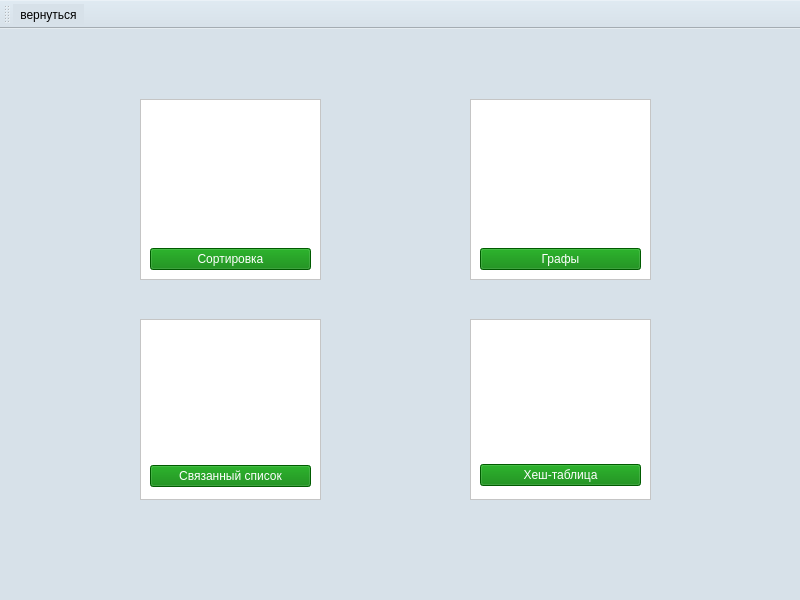
This is untitled/menuwindow.ui in DanGrigorenko/CourseWork as Qt 5 draws it before an edit. The edited form follows.
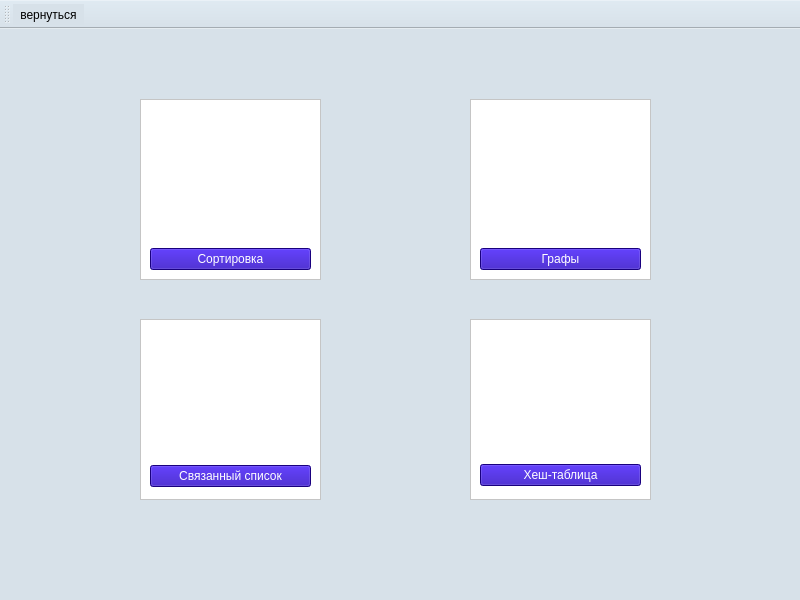
This is the edited form. Icons and pictures are not drawn.

Diff of the .ui file:
```diff
--- a/untitled/menuwindow.ui
+++ b/untitled/menuwindow.ui
@@ -58,7 +58,7 @@
       <item>
        <widget class="QPushButton" name="pushButton">
         <property name="styleSheet">
-         <string notr="true">background: green;
+         <string notr="true">background: #2300B0;
 color: white;</string>
         </property>
         <property name="text">
@@ -110,7 +110,7 @@
       <item>
        <widget class="QPushButton" name="pushButton_2">
         <property name="styleSheet">
-         <string notr="true">background: green;
+         <string notr="true">background: #2300B0;
 color: white;</string>
         </property>
         <property name="text">
@@ -162,7 +162,7 @@
       <item>
        <widget class="QPushButton" name="pushButton_3">
         <property name="styleSheet">
-         <string notr="true">background: green;
+         <string notr="true">background: #2300B0;
 color: white;</string>
         </property>
         <property name="text">
@@ -214,7 +214,7 @@
       <item>
        <widget class="QPushButton" name="pushButton_4">
         <property name="styleSheet">
-         <string notr="true">background: green;
+         <string notr="true">background: #2300B0;
 color: white;</string>
         </property>
         <property name="text">
```
